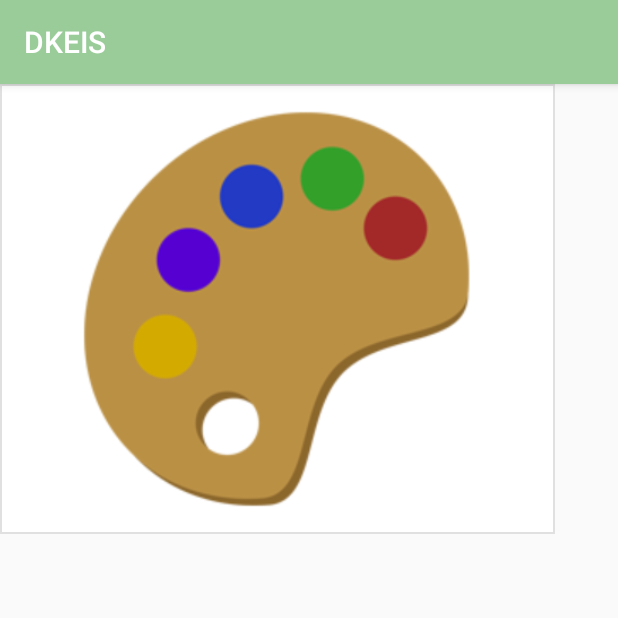
After one commit to DKEIS/Android_First, an Android app: the ChangeActivity screen opened directly, with no data from a screen before it, on a phone screen of 412 x 824 dp, the top half of it. The commit adds this screen. Run offline under Robolectric (Android 15) with nearby library versions, the light colour scheme and no system bars.

Commit message:
Android Node.js 연동

```diff
--- a/app/build.gradle
+++ b/app/build.gradle
@@ -39,7 +39,6 @@ dependencies {
     compile files('libs/androidasync-1.3.7.jar')
 
 
-
 }
 
 
--- a/app/src/main/AndroidManifest.xml
+++ b/app/src/main/AndroidManifest.xml
@@ -15,7 +15,6 @@
         android:supportsRtl="true"
         android:theme="@style/AppTheme">
         <activity android:name=".MainActivity" />
-
         <activity android:name=".LoginActivity">
             <intent-filter>
                 <action android:name="android.intent.action.MAIN" />
@@ -34,7 +33,8 @@
                 android:resource="@xml/file_path" />
         </provider>
 
-        <activity android:name=".Adapter.StyleActivity"></activity>
+        <activity android:name=".Adapter.StyleActivity" />
+        <activity android:name=".ChangeActivity"></activity>
     </application>
 
 </manifest>
--- /dev/null
+++ b/app/src/main/java/com/example/hyojong/dkeis/ChangeActivity.java
@@ -0,0 +1,27 @@
+package com.example.hyojong.dkeis;
+
+import android.support.v7.app.AppCompatActivity;
+import android.os.Bundle;
+import android.widget.TextView;
+
+public class ChangeActivity extends AppCompatActivity {
+
+    private TextView changeText;
+    private String msg;
+    @Override
+    protected void onCreate(Bundle savedInstanceState) {
+        super.onCreate(savedInstanceState);
+        setContentView(R.layout.activity_change);
+
+
+        msg = getIntent().getStringExtra("msg");
+        changeText = (TextView)findViewById(R.id.changeText);
+        changeText.setText(msg);
+
+
+
+    }
+
+
+
+}
--- a/app/src/main/java/com/example/hyojong/dkeis/TransferFragment.java
+++ b/app/src/main/java/com/example/hyojong/dkeis/TransferFragment.java
@@ -108,7 +108,7 @@ public class TransferFragment extends Fragment {
                 File f = new File(path);
                 Future uploading = Ion.with(getActivity())
                         //.load("http://192.168.150.1:8080/upload")
-                        .load("http://114.70.235.44:8888/upload")
+                        .load("http://114.70.234.172:3004/upload")
                         .setMultipartFile("image", f)
                         .setMultipartParameter("style", styleURL)
                         .asString()
@@ -118,11 +118,15 @@ public class TransferFragment extends Fragment {
                             public void onCompleted(Exception e, Response<String> result) {
                                 try {
 
-                                    userURL = "114.70.235.44:18081/capstone/upload/" + absoultePath.split("/")[absoultePath.split("/").length-1];
-                                    //System.out.println("@@@@@@@@@@@@@@@@@@@" + result.getResult());
+                                    userURL = "http://114.70.234.172:3004/transfer/trans-"+ (absoultePath.split("/")[absoultePath.split("/").length-1]);
+                                    //System.out.println("@@@@@@@@@@@@@@@@@@@" + userURL);
                                     String msg = result.getResult();
-                                    //JSONObject jobj = new JSONObject(result.getResult());
-                                    Toast.makeText(getContext(), msg, Toast.LENGTH_SHORT).show();
+
+                                    //Toast.makeText(getContext(), msg, Toast.LENGTH_SHORT).show();
+
+                                    Intent intent = new Intent(getActivity(), ChangeActivity.class);
+                                    intent.putExtra("msg", msg);
+                                    startActivity(intent);
 
                                 } catch (Exception e1) {
                                     e1.printStackTrace();
--- /dev/null
+++ b/app/src/main/res/layout/activity_change.xml
@@ -0,0 +1,25 @@
+<?xml version="1.0" encoding="utf-8"?>
+<android.support.constraint.ConstraintLayout xmlns:android="http://schemas.android.com/apk/res/android"
+    xmlns:app="http://schemas.android.com/apk/res-auto"
+    xmlns:tools="http://schemas.android.com/tools"
+    android:layout_width="match_parent"
+    android:layout_height="match_parent"
+    tools:context=".ChangeActivity">
+
+    <ImageView
+        android:id="@+id/changeImage"
+        android:layout_width="370dp"
+        android:layout_height="300dp"
+        android:layout_weight="1"
+        android:background="@drawable/frame_shadow"
+        android:padding="5dp"
+        android:src="@drawable/paint_icon" />
+
+    <TextView
+        android:id="@+id/changeText"
+        android:layout_width="251dp"
+        android:layout_height="74dp"
+        android:text="TextView"
+        tools:layout_editor_absoluteX="73dp"
+        tools:layout_editor_absoluteY="343dp" />
+</android.support.constraint.ConstraintLayout>
```
